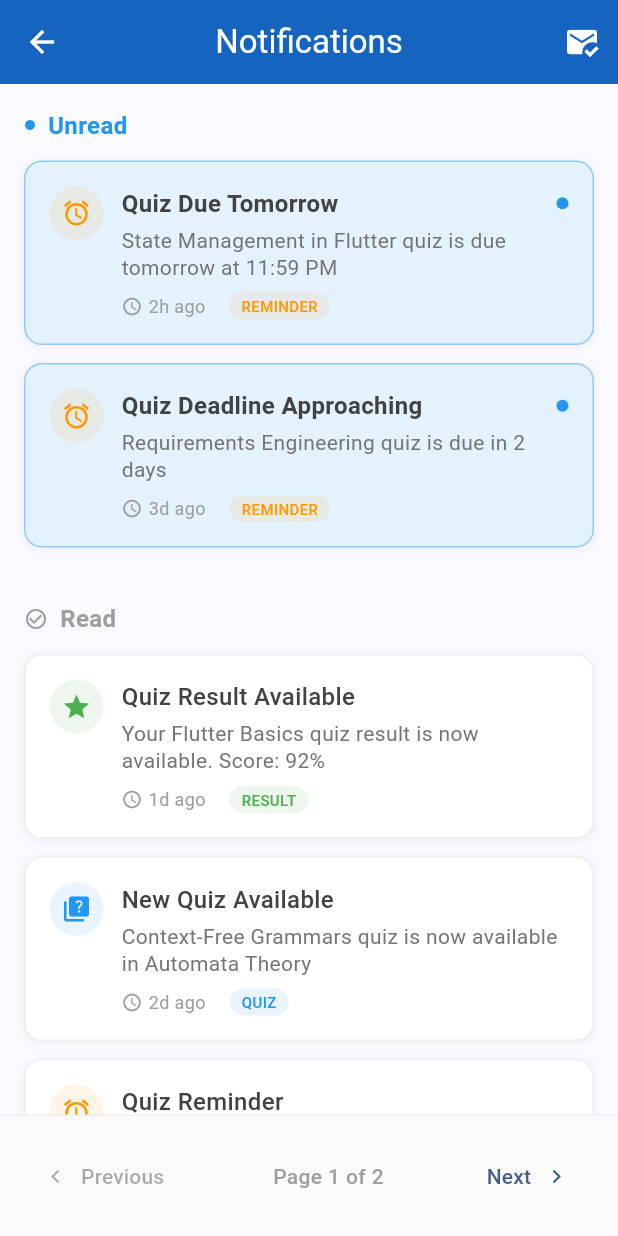
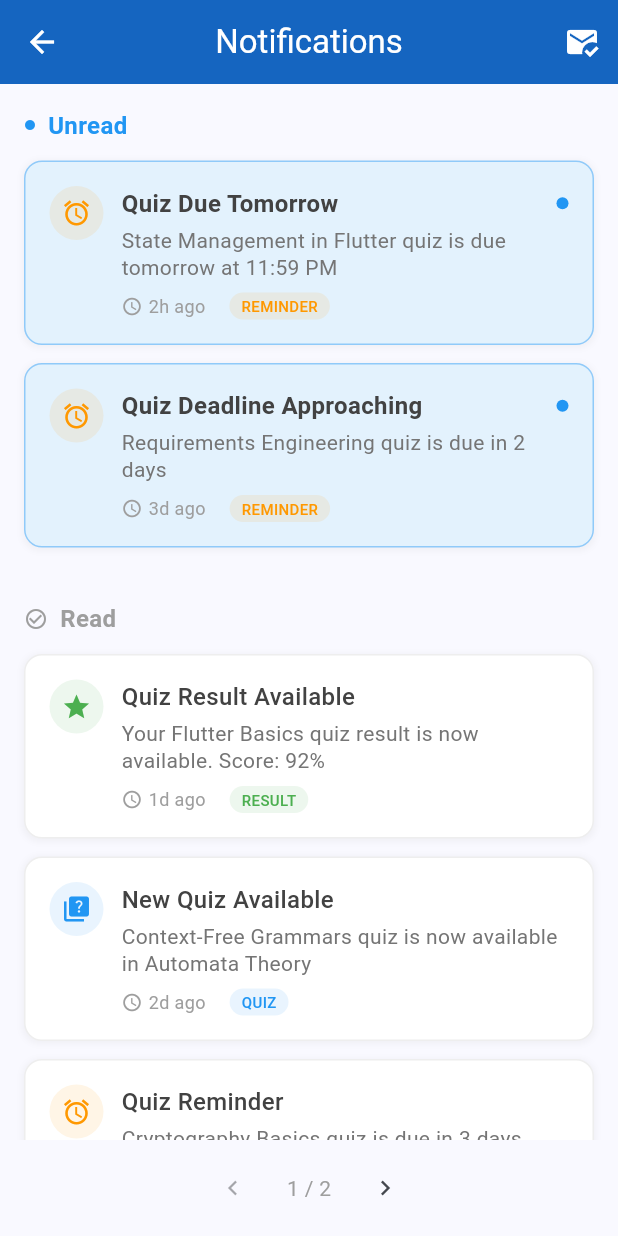
Before and after one commit to Online-Quiz-CS31A/Online-Quiz-Mobile, a Flutter app: the NotificationScreen screen opened directly, on a phone screen of 412 x 824 dp. Run offline on Flutter 3.47's test engine with Material 3 defaults, Android fonts, the phone set to English and light mode, and no system bars.

Commit message:
refactor(notification_screen): improve pagination controls styling

```diff
--- a/online_quiz/lib/screens/home/notification_screen.dart
+++ b/online_quiz/lib/screens/home/notification_screen.dart
@@ -396,39 +396,47 @@ class _NotificationScreenState extends State<NotificationScreen> {
     final totalPages = (readNotifications.length / itemsPerPage).ceil();
 
     return Container(
-      padding: const EdgeInsets.all(16),
-      decoration: BoxDecoration(
-        color: Colors.grey.shade50,
-        border: Border(top: BorderSide(color: Colors.grey.shade200)),
-      ),
+      padding: const EdgeInsets.symmetric(horizontal: 20, vertical: 8),
       child: Row(
-        mainAxisAlignment: MainAxisAlignment.spaceBetween,
+        mainAxisAlignment: MainAxisAlignment.center,
         children: [
-          TextButton.icon(
+          IconButton(
             onPressed: currentPage > 0 ? () {
               setState(() {
                 currentPage--;
               });
             } : null,
             icon: const Icon(Icons.chevron_left),
-            label: const Text('Previous'),
-          ),
-          Text(
-            'Page ${currentPage + 1} of $totalPages',
-            style: const TextStyle(
-              fontWeight: FontWeight.w500,
-              color: Colors.grey,
+            iconSize: 20,
+            padding: const EdgeInsets.all(8),
+            constraints: const BoxConstraints(
+              minWidth: 32,
+              minHeight: 32,
             ),
           ),
-          TextButton.icon(
+          Container(
+            margin: const EdgeInsets.symmetric(horizontal: 12),
+            child: Text(
+              '${currentPage + 1} / $totalPages',
+              style: const TextStyle(
+                fontSize: 14,
+                color: Colors.grey,
+              ),
+            ),
+          ),
+          IconButton(
             onPressed: currentPage < totalPages - 1 ? () {
               setState(() {
                 currentPage++;
               });
             } : null,
             icon: const Icon(Icons.chevron_right),
-            label: const Text('Next'),
-            iconAlignment: IconAlignment.end,
+            iconSize: 20,
+            padding: const EdgeInsets.all(8),
+            constraints: const BoxConstraints(
+              minWidth: 32,
+              minHeight: 32,
+            ),
           ),
         ],
       ),
```
